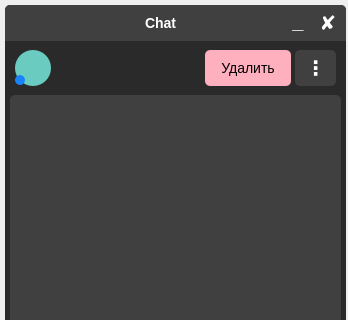
Old version of the form chat/chat.ui in the repository b0shka/selling_apps; both pictures show x 0 to 348 and y 0 to 320 of the 348 by 508 pixel window.
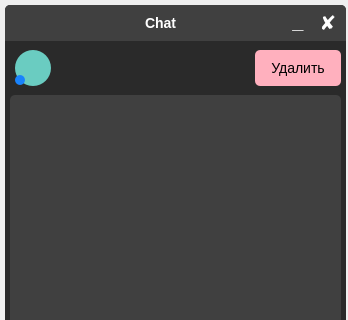
New version of the form.

Patch:
```diff
--- a/chat/chat.ui
+++ b/chat/chat.ui
@@ -285,44 +285,10 @@
     <property name="frameShadow">
      <enum>QFrame::Raised</enum>
     </property>
-    <widget class="QPushButton" name="pushButton_3">
-     <property name="geometry">
-      <rect>
-       <x>285</x>
-       <y>5</y>
-       <width>41</width>
-       <height>36</height>
-      </rect>
-     </property>
-     <property name="font">
-      <font>
-       <pointsize>-1</pointsize>
-       <weight>75</weight>
-       <italic>false</italic>
-       <bold>true</bold>
-      </font>
-     </property>
-     <property name="styleSheet">
-      <string notr="true">QPushButton {
-	padding: 2px;
-	font-size: 20px;
-	height: 28px;
-	color: white;
-	background-color: #404040;
-	border-radius: 5px;
-}
-QPushButton::hover {
-	background-color: #949494;
-}</string>
-     </property>
-     <property name="text">
-      <string>⋮</string>
-     </property>
-    </widget>
     <widget class="QPushButton" name="pushButton_4">
      <property name="geometry">
       <rect>
-       <x>195</x>
+       <x>245</x>
        <y>5</y>
        <width>86</width>
        <height>36</height>
```
